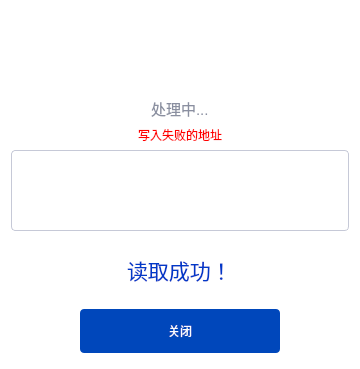
Old version of the form code/Widget2ServoParamsWait.ui in the repository Dobot-Arm/DRobotMaintenanceTool.
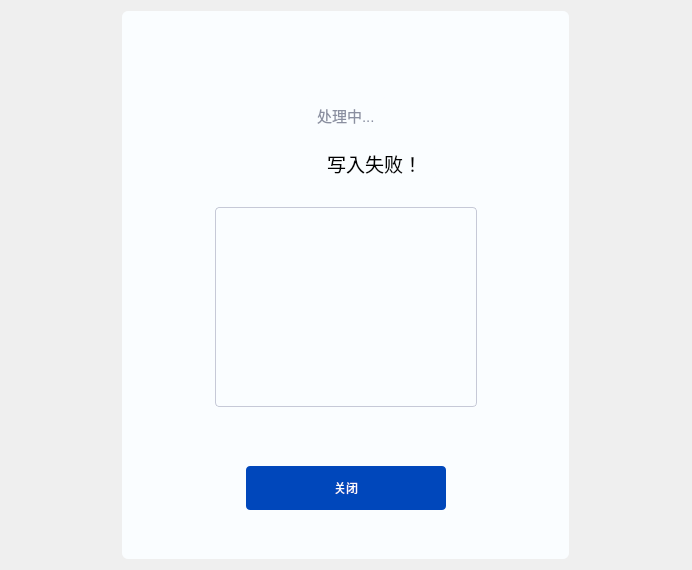
New version of the form. Icons and pictures are not drawn.

```diff
--- a/code/Widget2ServoParamsWait.ui
+++ b/code/Widget2ServoParamsWait.ui
@@ -6,29 +6,61 @@
    <rect>
     <x>0</x>
     <y>0</y>
-    <width>360</width>
-    <height>369</height>
+    <width>692</width>
+    <height>570</height>
    </rect>
   </property>
   <property name="minimumSize">
    <size>
-    <width>360</width>
-    <height>369</height>
+    <width>447</width>
+    <height>0</height>
    </size>
   </property>
   <property name="maximumSize">
    <size>
-    <width>360</width>
-    <height>369</height>
+    <width>4470</width>
+    <height>5950</height>
    </size>
   </property>
   <property name="windowTitle">
    <string>Form</string>
   </property>
   <property name="styleSheet">
-   <string notr="true">background-color: rgb(255, 255, 255);</string>
+   <string notr="true"/>
+  </property>
+  <layout class="QGridLayout" name="gridLayout">
+   <item row="0" column="0">
+    <widget class="QWidget" name="widget" native="true">
+     <property name="minimumSize">
+      <size>
+       <width>447</width>
+       <height>0</height>
+      </size>
+     </property>
+     <property name="maximumSize">
+      <size>
+       <width>447</width>
+       <height>595</height>
+      </size>
+     </property>
+     <property name="styleSheet">
+      <string notr="true">background-color: rgb(250, 253, 255);
+border-radius: 6px;</string>
   </property>
   <layout class="QHBoxLayout" name="horizontalLayout">
+      <item>
+       <spacer name="horizontalSpacer_3">
+        <property name="orientation">
+         <enum>Qt::Horizontal</enum>
+        </property>
+        <property name="sizeHint" stdset="0">
+         <size>
+          <width>40</width>
+          <height>20</height>
+         </size>
+        </property>
+       </spacer>
+      </item>
    <item>
     <layout class="QVBoxLayout" name="verticalLayout">
      <item alignment="Qt::AlignHCenter">
@@ -61,6 +93,12 @@
          <verstretch>0</verstretch>
         </sizepolicy>
        </property>
+          <property name="maximumSize">
+           <size>
+            <width>16777215</width>
+            <height>18</height>
+           </size>
+          </property>
        <property name="font">
         <font>
          <pointsize>11</pointsize>
@@ -74,59 +112,168 @@
        </property>
       </widget>
      </item>
+        <item>
+         <layout class="QHBoxLayout" name="horizontalLayout_3">
+          <property name="bottomMargin">
+           <number>0</number>
+          </property>
+          <item>
+           <spacer name="horizontalSpacer">
+            <property name="orientation">
+             <enum>Qt::Horizontal</enum>
+            </property>
+            <property name="sizeHint" stdset="0">
+             <size>
+              <width>40</width>
+              <height>20</height>
+             </size>
+            </property>
+           </spacer>
+          </item>
      <item alignment="Qt::AlignHCenter">
-      <widget class="QLabel" name="labelErrorAddr">
+           <widget class="QLabel" name="labelStatusIcon">
+            <property name="minimumSize">
+             <size>
+              <width>66</width>
+              <height>66</height>
+             </size>
+            </property>
+            <property name="maximumSize">
+             <size>
+              <width>66</width>
+              <height>66</height>
+             </size>
+            </property>
        <property name="styleSheet">
-        <string notr="true">color: rgb(255, 0, 0);</string>
+             <string notr="true">QLabel
+{
+	image: url(:/image/images2/Icon_doingFailed_big.png);
+
+}
+	[status=&quot;fail&quot;]{image: url(:/image/images2/Icon_doingFailed_big.png);}
+	[status=&quot;success&quot;]{image: url(:/image/images2/Icon_doingSuccessed_big.png);}
+</string>
        </property>
        <property name="text">
-        <string>写入失败的地址</string>
+             <string/>
        </property>
       </widget>
      </item>
      <item>
+           <widget class="QLabel" name="labelStatus">
+            <property name="minimumSize">
+             <size>
+              <width>110</width>
+              <height>32</height>
+             </size>
+            </property>
+            <property name="maximumSize">
+             <size>
+              <width>110</width>
+              <height>32</height>
+             </size>
+            </property>
+            <property name="font">
+             <font>
+              <pointsize>14</pointsize>
+             </font>
+            </property>
+            <property name="styleSheet">
+             <string notr="true"/>
+            </property>
+            <property name="text">
+             <string>写入失败！</string>
+            </property>
+           </widget>
+          </item>
+          <item>
+           <spacer name="horizontalSpacer_2">
+            <property name="orientation">
+             <enum>Qt::Horizontal</enum>
+            </property>
+            <property name="sizeHint" stdset="0">
+             <size>
+              <width>40</width>
+              <height>20</height>
+             </size>
+            </property>
+           </spacer>
+          </item>
+         </layout>
+        </item>
+        <item>
+         <spacer name="verticalSpacer_2">
+          <property name="orientation">
+           <enum>Qt::Vertical</enum>
+          </property>
+          <property name="sizeType">
+           <enum>QSizePolicy::Fixed</enum>
+          </property>
+          <property name="sizeHint" stdset="0">
+           <size>
+            <width>20</width>
+            <height>5</height>
+           </size>
+          </property>
+         </spacer>
+        </item>
+        <item alignment="Qt::AlignTop">
       <widget class="QTextEdit" name="textErrorServoParams">
+          <property name="sizePolicy">
+           <sizepolicy hsizetype="Expanding" vsizetype="Fixed">
+            <horstretch>0</horstretch>
+            <verstretch>0</verstretch>
+           </sizepolicy>
+          </property>
+          <property name="maximumSize">
+           <size>
+            <width>16777215</width>
+            <height>200</height>
+           </size>
+          </property>
        <property name="styleSheet">
-        <string notr="true">color: rgb(55, 71, 95);
+           <string notr="true">QTextEdit
+{
+color: #A6AEBA;
 border: 0.5px solid #C6C9D7;
-border-radius: 4px;</string>
+border-radius: 4px;
+padding-left:80px;
+
+}
+
+QScrollBar{
+    background: transparent;
+	border-radius:3px;
+    width: 6px;
+}
+QScrollBar::handle:vertical {
+	background-color: #e0e0e0;
+    min-height: 30px;
+	border-radius:3px;
+	width: 6px;
+}
+</string>
        </property>
        <property name="readOnly">
         <bool>true</bool>
        </property>
       </widget>
      </item>
-     <item alignment="Qt::AlignHCenter">
-      <widget class="QLabel" name="labelStatus">
-       <property name="sizePolicy">
-        <sizepolicy hsizetype="Preferred" vsizetype="Fixed">
-         <horstretch>0</horstretch>
-         <verstretch>0</verstretch>
-        </sizepolicy>
-       </property>
-       <property name="minimumSize">
+        <item>
+         <spacer name="verticalSpacer_3">
+          <property name="orientation">
+           <enum>Qt::Vertical</enum>
+          </property>
+          <property name="sizeType">
+           <enum>QSizePolicy::Fixed</enum>
+          </property>
+          <property name="sizeHint" stdset="0">
         <size>
-         <width>0</width>
-         <height>66</height>
-        </size>
-       </property>
-       <property name="font">
-        <font>
-         <pointsize>16</pointsize>
-        </font>
-       </property>
-       <property name="styleSheet">
-        <string notr="true">QLabel{
-	color: rgb(0, 57, 200);
-}
-QLabel::disabled{
-	color: #CE4949;
-}</string>
-       </property>
-       <property name="text">
-        <string>读取成功！</string>
-       </property>
-      </widget>
+            <width>20</width>
+            <height>20</height>
+           </size>
+          </property>
+         </spacer>
      </item>
      <item alignment="Qt::AlignHCenter">
       <widget class="QPushButton" name="btnClose">
@@ -164,12 +311,28 @@
        <property name="sizeHint" stdset="0">
         <size>
          <width>20</width>
-         <height>5</height>
+            <height>40</height>
         </size>
        </property>
       </spacer>
      </item>
     </layout>
+      </item>
+      <item>
+       <spacer name="horizontalSpacer_4">
+        <property name="orientation">
+         <enum>Qt::Horizontal</enum>
+        </property>
+        <property name="sizeHint" stdset="0">
+         <size>
+          <width>40</width>
+          <height>20</height>
+         </size>
+        </property>
+       </spacer>
+      </item>
+     </layout>
+    </widget>
    </item>
   </layout>
  </widget>
```
Lines whose indentation alone changed are shown as unchanged.
